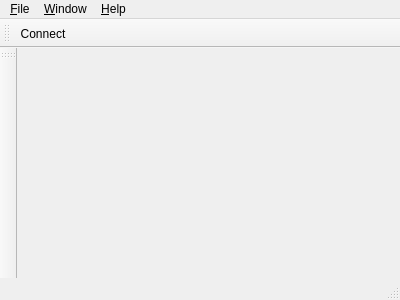
The window that src/ui/mainwindow.ui (nilsding/IrrerrC) describes before a commit, drawn with Qt 5.
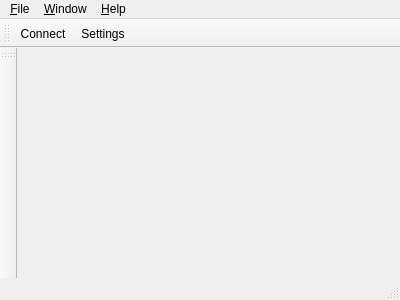
The same window after the commit. Icons and pictures are not drawn.

Diff of the .ui file:
```diff
--- a/src/ui/mainwindow.ui
+++ b/src/ui/mainwindow.ui
@@ -68,6 +68,7 @@
     <bool>false</bool>
    </attribute>
    <addaction name="qaConnect"/>
+   <addaction name="qaSettings"/>
   </widget>
   <widget class="QStatusBar" name="statusBar"/>
   <widget class="QToolBar" name="qtbWindows">
@@ -99,6 +100,14 @@
     <string>&amp;Connect</string>
    </property>
   </action>
+  <action name="qaSettings">
+   <property name="text">
+    <string>&amp;Settings</string>
+   </property>
+   <property name="shortcut">
+    <string>Ctrl+,</string>
+   </property>
+  </action>
  </widget>
  <layoutdefault spacing="6" margin="11"/>
  <resources>
```
